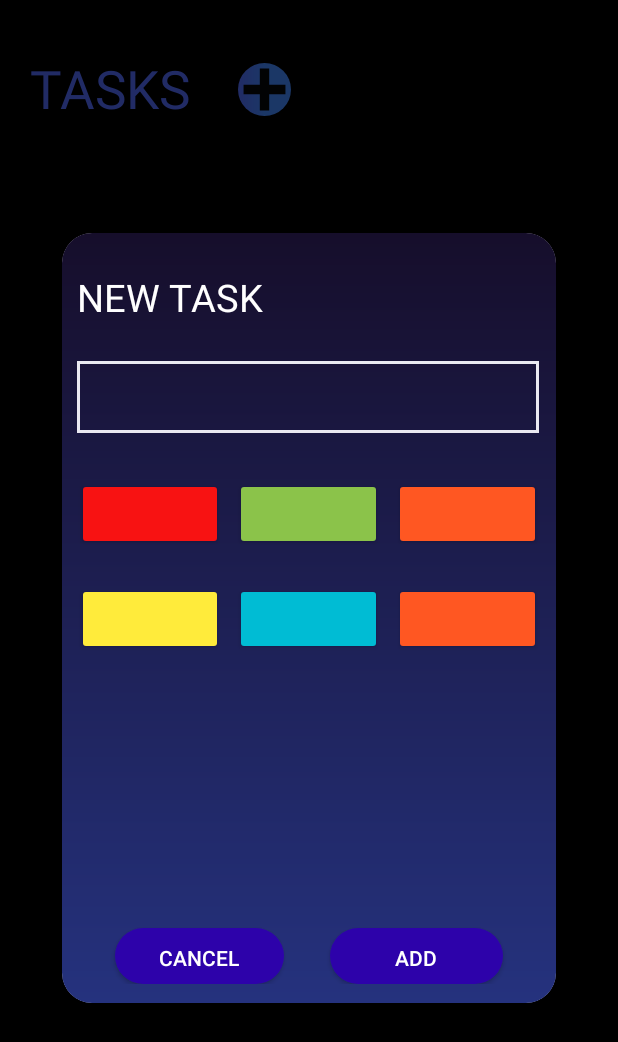
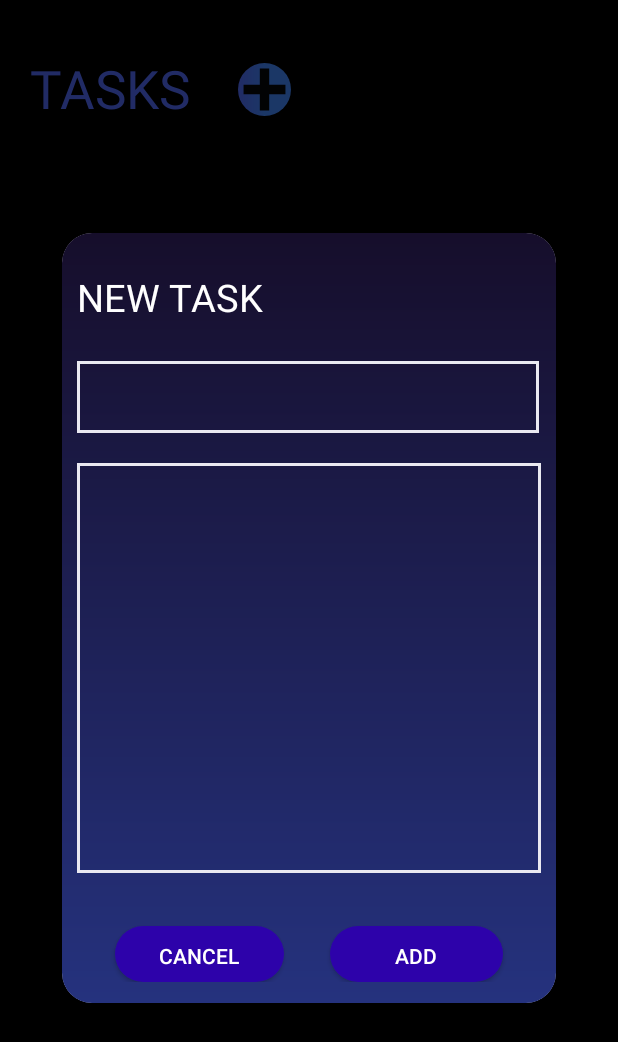
Before and after one commit to aliahmetbme/ToDoList, an Android app: the TodoListActivity screen opened directly, with no data from a screen before it, after a tap on an icon or button, on a phone screen of 412 x 824 dp. Shown: the top 1042 px of the screen. Run offline under Robolectric (Android 15) with nearby library versions, the phone set to English and light mode, and no system bars.

Commit message:
yeni özellikler eklendi

```diff
--- a/app/build.gradle
+++ b/app/build.gradle
@@ -30,6 +30,7 @@ android {
 dependencies {
 
     implementation 'androidx.appcompat:appcompat:1.6.1'
+    implementation 'androidx.cardview:cardview:1.0.0'
     implementation 'com.google.android.material:material:1.8.0'
     implementation 'androidx.constraintlayout:constraintlayout:2.1.4'
     testImplementation 'junit:junit:4.13.2'
--- a/app/src/main/res/drawable/madde.xml
+++ b/app/src/main/res/drawable/madde.xml
@@ -10,7 +10,6 @@
         android:endColor="#25327E"
         android:angle="70"/>
 
-
     <padding
         android:bottom="10dp"
         android:left="10dp"
--- a/app/src/main/res/layout/layout_add.xml
+++ b/app/src/main/res/layout/layout_add.xml
@@ -27,12 +27,14 @@
             android:textColor="@color/white"
             android:textSize="25dp" />
 
+
+
         <EditText
             android:id="@+id/organiseTask"
             android:layout_width="308dp"
             android:layout_height="wrap_content"
             android:layout_marginTop="25dp"
-            android:layout_marginBottom="30dp"
+            android:layout_marginBottom="20dp"
             android:background="@drawable/rounded"
             android:inputType="textPersonName"
             android:minHeight="48dp"
@@ -40,76 +42,21 @@
             android:textColor="@color/white"
             tools:ignore="SpeakableTextPresentCheck" />
 
-        <LinearLayout
+        <EditText
+            android:id="@+id/organiseNotes"
             android:layout_width="match_parent"
-            android:layout_height="70dp"
-            android:orientation="horizontal">
+            android:layout_height="273dp"
+            android:layout_marginBottom="0dp"
+            android:background="@drawable/rounded"
+            android:minHeight="48dp"
 
-            <Button
-                android:id="@+id/red"
-                android:layout_width="wrap_content"
-                android:layout_height="wrap_content"
-                android:layout_weight="1"
-                app:backgroundTint="#F81212"
-                tools:ignore="SpeakableTextPresentCheck" />
-
-            <Button
-                android:id="@+id/yesil"
-                android:layout_width="wrap_content"
-                android:layout_height="wrap_content"
-                android:layout_marginLeft="8dp"
-                android:layout_weight="1"
-                app:backgroundTint="#8BC34A"
-                tools:ignore="SpeakableTextPresentCheck" />
-
-            <Button
-                android:id="@+id/orange"
-                android:layout_width="wrap_content"
-                android:layout_height="wrap_content"
-                android:layout_marginLeft="8dp"
-                android:layout_weight="1"
-                app:backgroundTint="#FF5722"
-                tools:ignore="SpeakableTextPresentCheck" />
-        </LinearLayout>
-
-        <LinearLayout
-            android:layout_width="match_parent"
-            android:layout_height="60dp"
-            android:orientation="horizontal">
-
-            <Button
-                android:id="@+id/yellow"
-                android:layout_width="wrap_content"
-                android:layout_height="wrap_content"
-                android:layout_weight="1"
-                app:backgroundTint="#FFEB3B"
-                tools:ignore="SpeakableTextPresentCheck" />
-
-            <Button
-                android:id="@+id/blue"
-                android:layout_width="wrap_content"
-                android:layout_height="wrap_content"
-                android:layout_marginLeft="8dp"
-                android:layout_weight="1"
-                app:backgroundTint="#00BCD4"
-                app:layout_constraintEnd_toEndOf="parent"
-                app:layout_constraintStart_toStartOf="parent"
-                tools:ignore="SpeakableTextPresentCheck" />
-
-            <Button
-                android:id="@+id/sonrenk"
-                android:layout_width="wrap_content"
-                android:layout_height="wrap_content"
-                android:layout_marginLeft="8dp"
-                android:layout_weight="1"
-                app:backgroundTint="#FF5722"
-                tools:ignore="SpeakableTextPresentCheck" />
-        </LinearLayout>
+            android:text=""
+            android:textColor="@color/white" />
 
         <LinearLayout
             android:layout_width="match_parent"
             android:layout_height="57dp"
-            android:layout_marginTop="150dp"
+            android:layout_marginTop="15dp"
             android:orientation="horizontal">
 
             <Button
@@ -144,5 +91,7 @@
 
         </LinearLayout>
 
+
+
     </LinearLayout>
 </androidx.constraintlayout.widget.ConstraintLayout>
```
Also changed, not shown: app/src/main/java/com/example/todolist/TodoListActivity.java (+51 -79 lines), app/src/main/res/layout/task.xml (added, +59 -0 lines), app/src/main/res/drawable/cheescake.jpeg (added).
